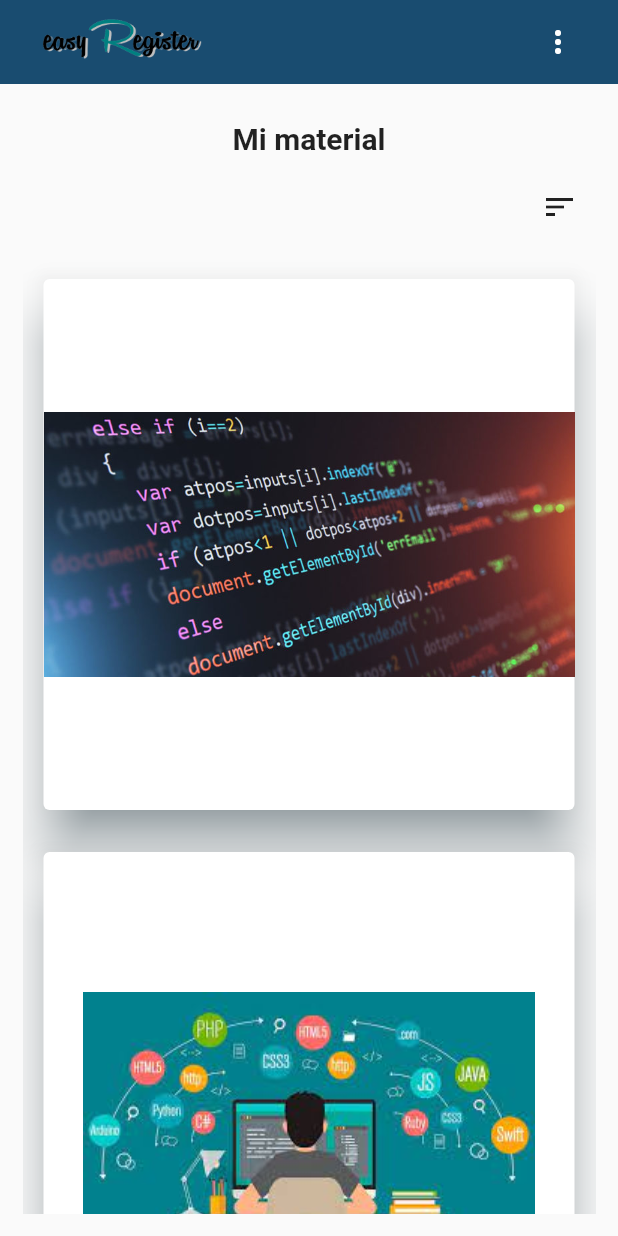
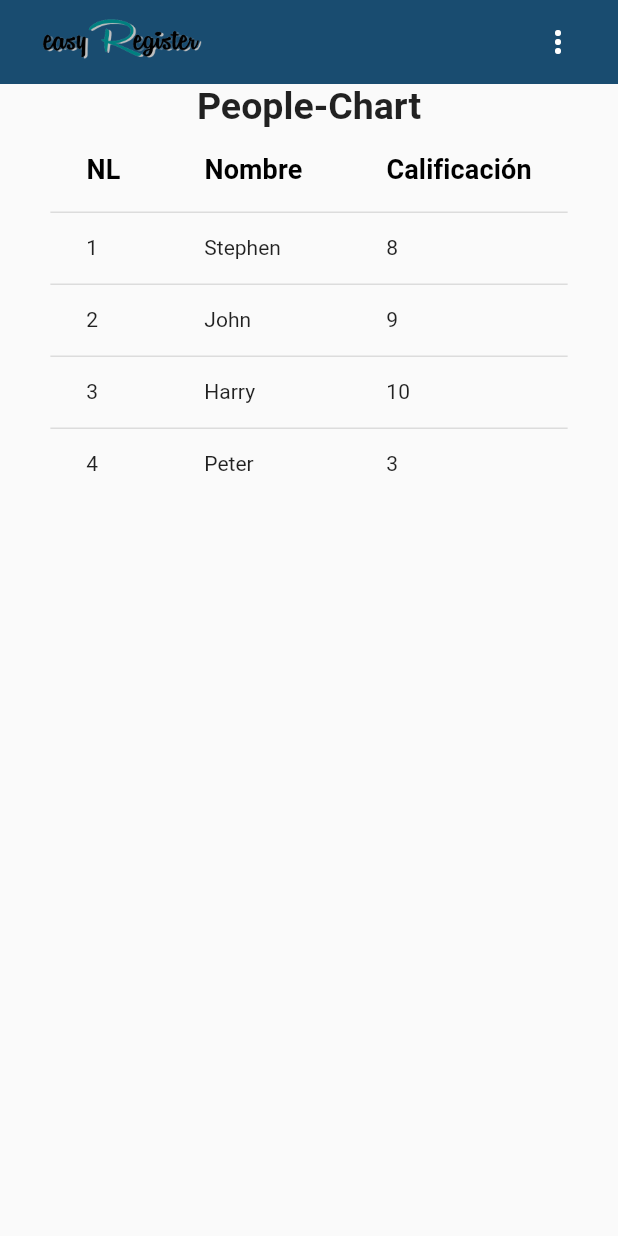
Before and after one commit to yisus44/easy-register, a Flutter app: the screen it shows after launch, on a phone screen of 412 x 824 dp. Run offline on Flutter 3.47's test engine with Material 2 defaults, Android fonts, the light colour scheme and no system bars; our stand-ins replace dio.

Commit message:
tableLayout

```diff
--- a/lib/router/app_routes.dart
+++ b/lib/router/app_routes.dart
@@ -2,7 +2,7 @@ import 'package:flutter/material.dart';
 import '../screens/screens.dart';
 
 class AppRoutes {
-  static const initialRoute = 'material';
+  static const initialRoute = 'grades';
 
   static Map<String, Widget Function(BuildContext)> routes = {
     'login'      : (_) => LoginScreen(),
@@ -11,7 +11,8 @@ class AppRoutes {
     'home'       : (_) => HomeScreen(1),
     'createClass': (_) => const CreateClassScreen(teacherId: 1),
     'student'    : (_) => StudentScreen(),
-    'material'   : (_)=> const MaterialScreen(countColumn: 1,),
+    'material'   : (_) => const MaterialScreen(countColumn: 1,),
+    'grades'     : (_) => const GradesScreen()
   };
 
   static Route<dynamic> onGenerateRoute(RouteSettings settings) {
--- /dev/null
+++ b/lib/screens/grades_screen.dart
@@ -0,0 +1,18 @@
+import 'package:easy_register/widgets/widgets.dart';
+import 'package:flutter/material.dart';
+
+class GradesScreen extends StatelessWidget {
+  const GradesScreen({Key? key}) : super(key: key);
+
+  @override
+  Widget build(BuildContext context) {
+    return Scaffold(
+      appBar: AppBar(
+        title: const CustomAppBar("assets/logo_small_transparent.png", "",
+            "Registrarse", "Configuración"),
+        elevation: 0,
+      ),
+      body:  const GradeTable(),
+    );
+  }
+}
--- a/lib/screens/screens.dart
+++ b/lib/screens/screens.dart
@@ -1,13 +1,9 @@
-//importaciones,exportaciones
-
-
-export 'package:easy_register/screens/materials_screen.dart';
-
 export 'package:easy_register/screens/add_student_screen.dart';
-
 export 'package:easy_register/screens/class_screen.dart';
 export 'package:easy_register/screens/create_class_screen.dart';
+export 'package:easy_register/screens/grades_screen.dart';
 export 'package:easy_register/screens/home_screen.dart';
 export 'package:easy_register/screens/login_screen.dart';
+export 'package:easy_register/screens/materials_screen.dart';
 export 'package:easy_register/screens/register_screen.dart';
 export 'package:easy_register/screens/student_screen.dart';
--- /dev/null
+++ b/lib/widgets/grade_table.dart
@@ -0,0 +1,56 @@
+import 'package:flutter/material.dart';
+
+class GradeTable extends StatelessWidget {
+  const GradeTable({Key? key}) : super(key: key);
+
+  @override
+  Widget build(BuildContext context) {
+    return ListView(children: <Widget>[
+            const Center(
+                child: Text(
+                  'People-Chart',
+                  style: TextStyle(fontSize: 25, fontWeight: FontWeight.bold),
+                )),
+            Center(
+              child: DataTable(
+                columns: const [
+                  DataColumn(label: Text(
+                      'NL',
+                      style: TextStyle(fontSize: 18, fontWeight: FontWeight.bold)
+                  )),
+                  DataColumn(label: Text(
+                      'Nombre',
+                      style: TextStyle(fontSize: 18, fontWeight: FontWeight.bold)
+                  )),
+                  DataColumn(label: Text(
+                      'Calificación',
+                      style: TextStyle(fontSize: 18, fontWeight: FontWeight.bold)
+                  )),
+                ],
+                rows: const [
+                  DataRow(cells: [
+                    DataCell(Text('1')),
+                    DataCell(Text('Stephen')),
+                    DataCell(Text('8')),
+                  ]),
+                  DataRow(cells: [
+                    DataCell(Text('2')),
+                    DataCell(Text('John')),
+                    DataCell(Text('9')),
+                  ]),
+                  DataRow(cells: [
+                    DataCell(Text('3')),
+                    DataCell(Text('Harry')),
+                    DataCell(Text('10')),
+                  ]),
+                  DataRow(cells: [
+                    DataCell(Text('4')),
+                    DataCell(Text('Peter')),
+                    DataCell(Text('3')),
+                  ]),
+                ],
+              ),
+            ),
+          ]);
+  }
+}
--- a/lib/widgets/widgets.dart
+++ b/lib/widgets/widgets.dart
@@ -1,3 +1,5 @@
+export 'package:easy_register/widgets/grade_table.dart';
+
 export 'package:easy_register/widgets/student_image.dart';
 
 export 'package:easy_register/widgets/authenticationButton.dart';
```
